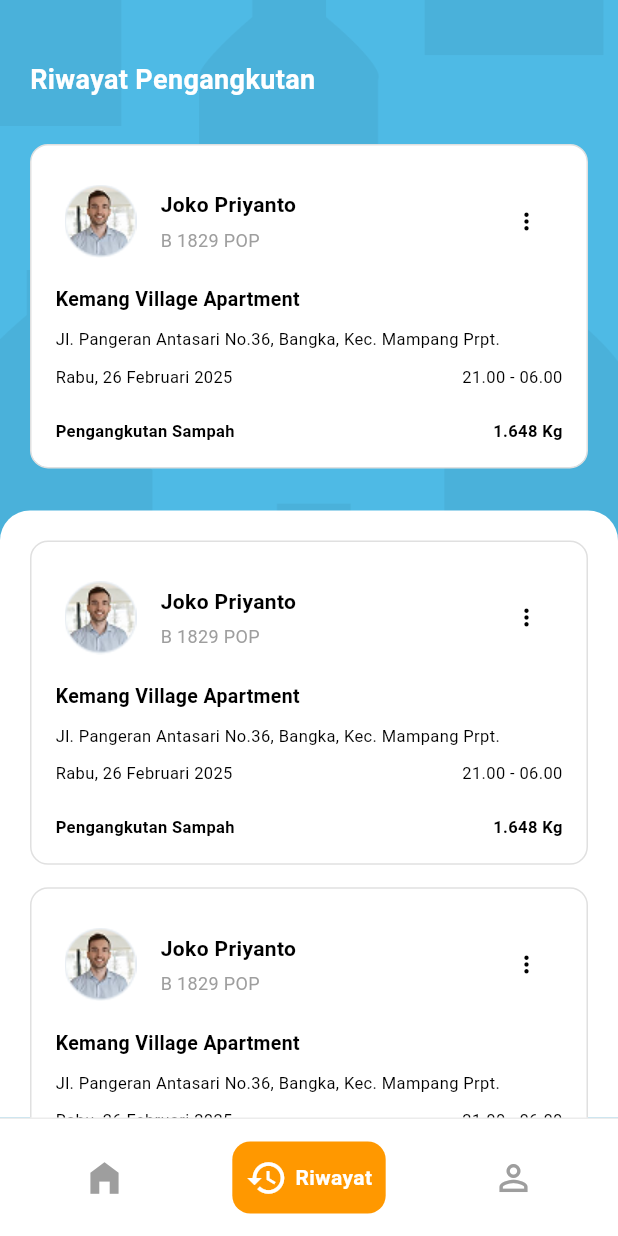
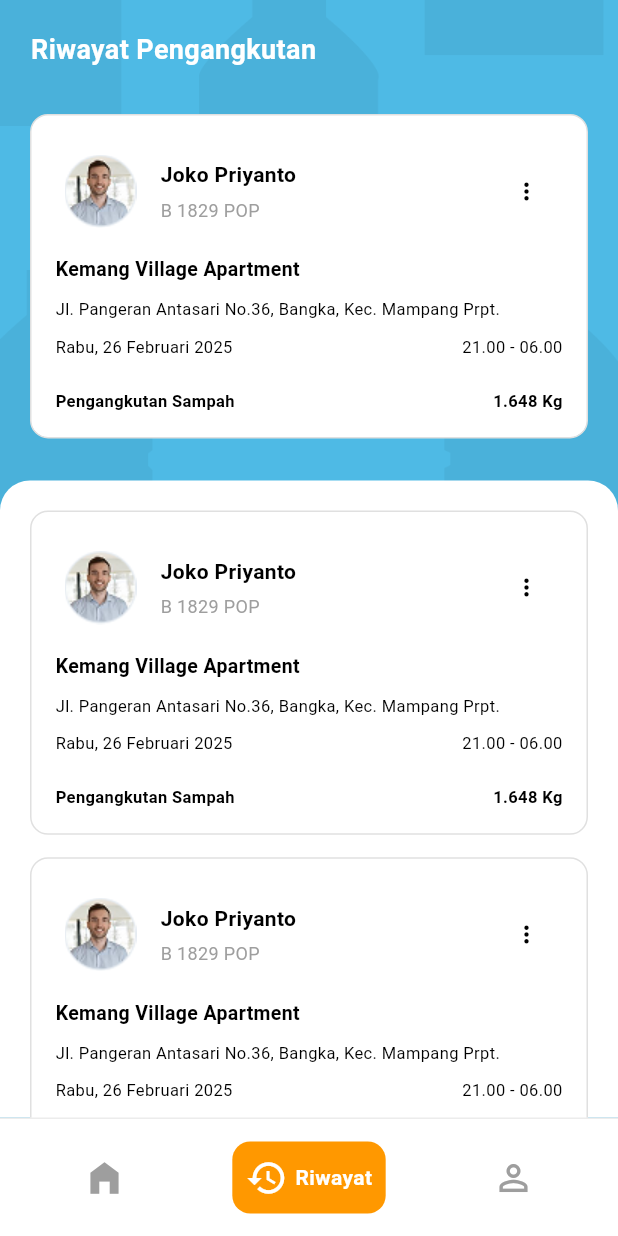
Before and after one commit to azzahrarinaldi/bersihku-app, a Flutter app: the HomeScreen screen opened by its route, item 2 of the bottom bar chosen, on a phone screen of 412 x 824 dp. Run offline on Flutter 3.47's test engine with Material 3 defaults, Android fonts, the phone set to English and light mode, and no system bars; Roboto replaces fonts that are missing (PlusJakartaSans).

Commit message:
adding size soncig

```diff
--- a/lib/ui/history/detail-history/detail_screen.dart
+++ b/lib/ui/history/detail-history/detail_screen.dart
@@ -11,6 +11,8 @@ class DetailScreenHistory extends StatefulWidget {
 class _DetailScreenHistoryState extends State<DetailScreenHistory> {
   @override
   Widget build(BuildContext context) {
+    Size size = MediaQuery.of(context).size;
+    double screenWidth = size.width;
     return Scaffold(
       backgroundColor: const Color(0xFF4EBAE5),
       body: Container(
@@ -20,9 +22,11 @@ class _DetailScreenHistoryState extends State<DetailScreenHistory> {
               fit: BoxFit.cover,
             ),
           ),
-          child: SingleChildScrollView(
           child: Padding(
-                padding: EdgeInsets.all(20),
+              padding:EdgeInsets.symmetric(
+                  horizontal: screenWidth * 0.05,
+                  vertical: 20,
+                ),
               child: Column(
                 crossAxisAlignment: CrossAxisAlignment.start,
                 children: [
@@ -48,8 +52,7 @@ class _DetailScreenHistoryState extends State<DetailScreenHistory> {
                   SizedBox(height: 20),
                   CardDetailHistory(),
                 ],
-                )),
-          )),
+              ))),
     );
   }
 }
--- a/lib/ui/history/history screen/history_screen.dart
+++ b/lib/ui/history/history screen/history_screen.dart
@@ -6,6 +6,8 @@ class HistoryScreen extends StatelessWidget {
 
   @override
   Widget build(BuildContext context) {
+     Size size = MediaQuery.of(context).size;
+    double screenWidth = size.width;
     return Scaffold(
       backgroundColor: Color(0xFF4EBAE5),
       body: Container(
@@ -15,11 +17,15 @@ class HistoryScreen extends StatelessWidget {
             fit: BoxFit.cover,
           ),
         ),
+        child: SafeArea(
           child: Column(
             crossAxisAlignment: CrossAxisAlignment.start,
             children: [
               Padding(
-              padding: EdgeInsets.only(top: 40, right: 20, left: 20, bottom: 20),
+                padding: EdgeInsets.symmetric(
+                      horizontal: screenWidth * 0.05, // padding kiri-kanan 5%
+                      vertical: 20, // padding atas-bawah tetap bisa disesuaikan
+                    ),
                 child: Row(
                   children: [
                     Text(
@@ -86,6 +92,7 @@ class HistoryScreen extends StatelessWidget {
             ],
           ),
         ),
+      ),
     );
   }
 }
--- a/lib/ui/home/home_screen.dart
+++ b/lib/ui/home/home_screen.dart
@@ -35,18 +35,26 @@ class _HomeScreenState extends State<HomeScreen> {
 
   @override
   Widget build(BuildContext context) {
+    Size size = MediaQuery.of(context).size;
+     double screenWidth = size.width;
+
     return Scaffold(
       backgroundColor: const Color(0xFF4EBAE5),
       body: _selectedIndex == 0 ?
       Container(
         decoration: const BoxDecoration(
           image: DecorationImage(
-            image: AssetImage("assets/images/blue-pettern.png"),
+            image: AssetImage("assets/images/blue-pettern.png",),
             fit: BoxFit.cover,
+
           ),
         ),
-        child: const Padding(
-          padding: EdgeInsets.all(20),
+        child: SafeArea(
+          child: Padding(
+            padding: EdgeInsets.symmetric(
+              horizontal: screenWidth * 0.05,
+                    vertical: 20,
+            ),
             child: Column(
               crossAxisAlignment: CrossAxisAlignment.start,
               children: [
@@ -77,13 +85,13 @@ class _HomeScreenState extends State<HomeScreen> {
                     ),
                   ],
                 ),
-              SizedBox(height: 28),
+                SizedBox(height: screenWidth * 0.06),
                 Guide(),
-              SizedBox(height: 24),
+                 SizedBox(height: screenWidth * 0.05),
                 Text(
                   "Drop In",
                   style: TextStyle(
-                  fontSize: 18,
+                    fontSize: screenWidth * 0.045,
                     color: Colors.white,
                     fontWeight: FontWeight.bold,
                   ),
@@ -95,6 +103,7 @@ class _HomeScreenState extends State<HomeScreen> {
               ],
             ),
           ),
+        ),
       )
        : _widgetOptions[_selectedIndex], //titik dua itu adalah repersentasi dari ternari operator di flutter, tampilkan widget berdasarkan index
         bottomNavigationBar: BottomNavBar(
```
Also changed, not shown: 4 other files. Lines whose indentation alone changed are shown as unchanged.
